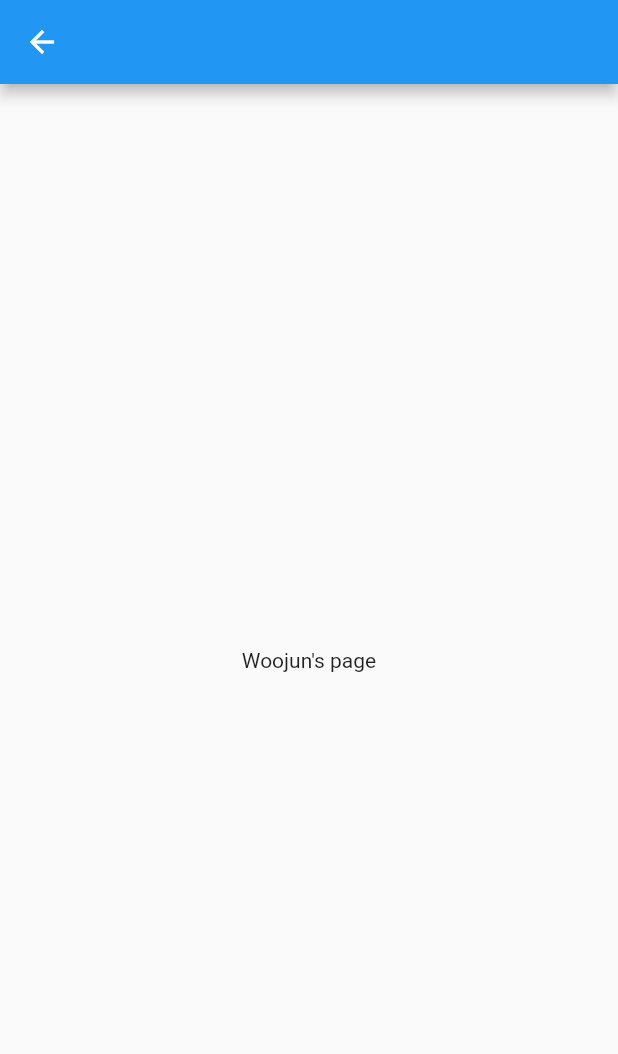
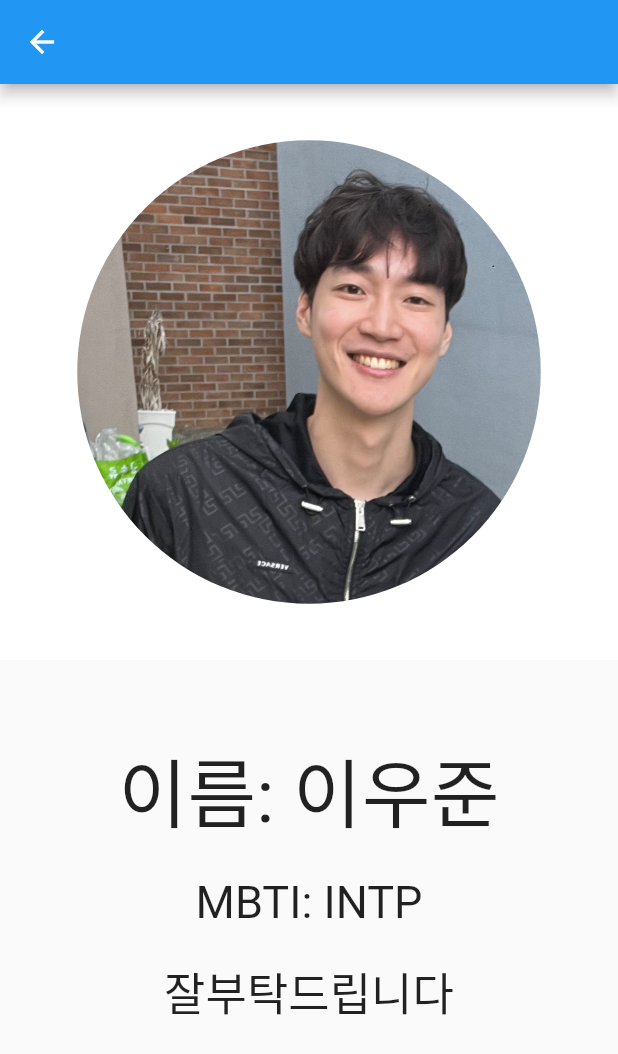
Before and after one commit to wnsdud0721/Flutter_beginner, a Flutter app: the Woojun screen opened directly, on a phone screen of 412 x 824 dp. Shown: the top 1054 px of the screen. Run offline on Flutter 3.47's test engine with Material 2 defaults, Android fonts, the phone set to English and light mode, and no system bars.

Commit message:
우준상세페이지 구현

```diff
--- a/lib/woojun.dart
+++ b/lib/woojun.dart
@@ -2,16 +2,81 @@
 import 'package:flutter/cupertino.dart';
 import 'package:flutter/material.dart';
 
+class MyApp extends StatelessWidget {
+  @override
+  Widget build(BuildContext context) {
+    return MaterialApp(
+      title: 'Self Introduction',
+      theme: ThemeData(primarySwatch: Colors.blue),
+      home: Woojun(),
+    );
+  }
+}
+
 class Woojun extends StatelessWidget {
-  Woojun({super.key});
+  const Woojun({Key? key}) : super(key: key);
 
   @override
   Widget build(BuildContext context) {
     return Scaffold(
       appBar: AppBar(),
-      body: Center(
-        child: Text("Woojun's page"),
+      body: Column(
+        children: [
+          Expanded(
+            flex: 1,
+            child: Container(
+              color: Colors.white,
+              child: Center(
+                child: PhotoImageView(),
+              ),
+            ),
+          ),
+          Expanded(
+            flex: 1,
+            child: Column(
+              // mainAxisAlignment: MainAxisAlignment.center,
+              children: [
+                SizedBox(height: 50),
+                Text(
+                  "이름: 이우준",
+                  style: TextStyle(fontSize: 50),
+                ),
+                SizedBox(height: 20),
+                Text(
+                  'MBTI: INTP',
+                  style: TextStyle(fontSize: 30),
+                ),
+                SizedBox(height: 20),
+                Text(
+                  '잘부탁드립니다',
+                  style: TextStyle(fontSize: 30),
+                ),
+              ],
+            ),
+          ),
+        ],
       ),
     );
   }
 }
+
+class PhotoImageView extends StatelessWidget {
+  const PhotoImageView({Key? key}) : super(key: key);
+
+  @override
+  Widget build(BuildContext context) {
+    final double imageSize = MediaQuery.of(context).size.width / 2 * 1.5;
+
+    return Container(
+      width: imageSize,
+      height: imageSize,
+      decoration: BoxDecoration(
+        shape: BoxShape.circle,
+        image: DecorationImage(
+          image: AssetImage('assets/images/Woojun_image.png'),
+          fit: BoxFit.cover,
+        ),
+      ),
+    );
+  }
+}
```
Also changed, not shown: pubspec.yaml (+35 -0 lines), assets/images/Woojun_image.png (added).
